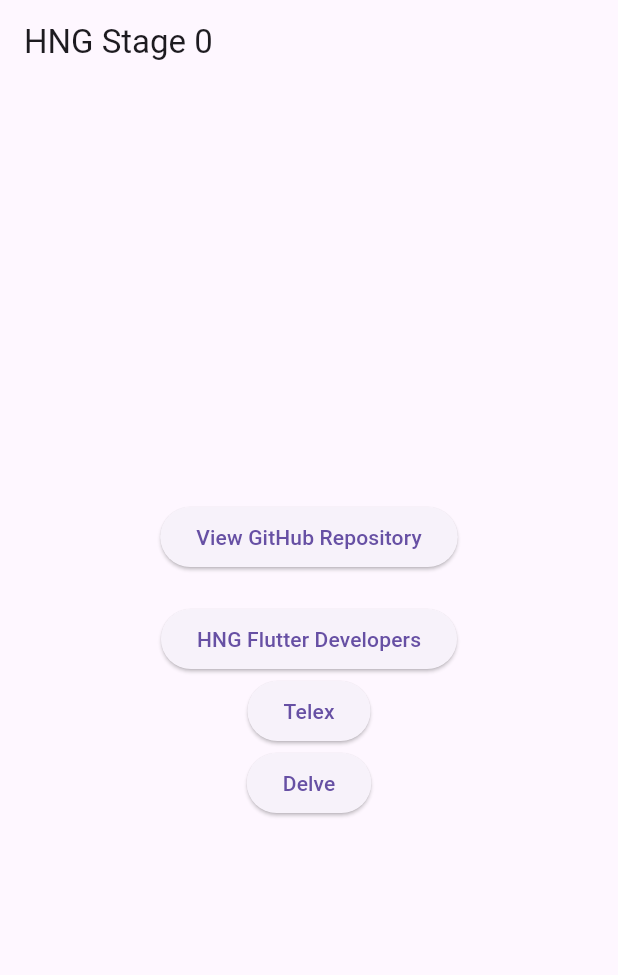
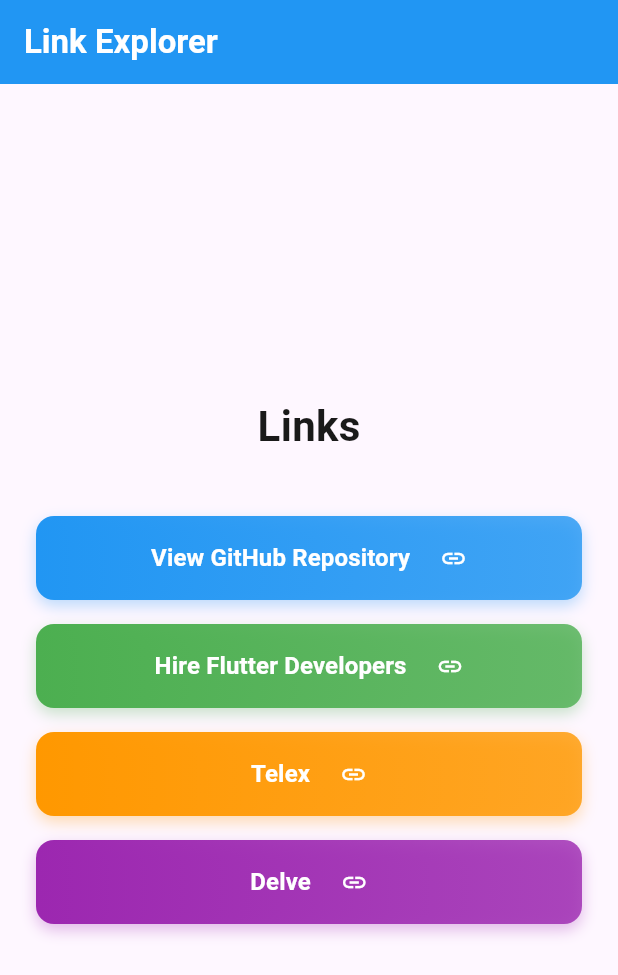
Before and after one commit to Joshokelola/Hng_Stage_Zero, a Flutter app: the screen it shows after launch, on a phone screen of 412 x 824 dp. Shown: the top 975 px of the screen. Run offline on Flutter 3.47's test engine with Material 3 defaults, Android fonts, the phone set to English and light mode, and no system bars.

Commit message:
Finished up.

```diff
--- a/lib/main.dart
+++ b/lib/main.dart
@@ -14,7 +14,9 @@
       title: 'HNG Stage 0',
       theme: ThemeData(
         primarySwatch: Colors.blue,
+        // scaffoldBackgroundColor: const Color(0xFF1A1A1A),
       ),
+      debugShowCheckedModeBanner: false,
       home: const MyHomePage(),
     );
   }
@@ -34,34 +36,128 @@
     var hireFlutterUrl = Uri(
       scheme: 'https',
       host: 'hng.tech',
-      path: 'hire-flutter-developers',
+      path: 'flutter-developers',
+    );
+    var githubRepoUrl = Uri(
+      scheme: 'https',
+      host: 'github.com',
+      path: '',
+    );
+    var telexUrl = Uri(
+      scheme: 'https',
+      host: 'telex.im',
+    );
+    var delveUrl = Uri(
+      scheme: 'https',
+      host: 'delve.fun',
     );
 
     return Scaffold(
       appBar: AppBar(
-        title: const Text('HNG Stage 0'),
+        elevation: 0,
+        backgroundColor: Colors.blue,
+        title: const Text(
+          'Link Explorer',
+          style: TextStyle(
+            color: Colors.white,
+            fontWeight: FontWeight.w600,
+          ),
+        ),
       ),
-      body: Center(
-        child: Column(
+      body: Container(
+        child: Center(
+          child: Padding(
+            padding: const EdgeInsets.symmetric(horizontal: 24.0),
+            child: Column(
+              mainAxisAlignment: MainAxisAlignment.center,
+              children: [
+                const Text(
+                  'Links',
+                  style: TextStyle(
+                    color: Color(0xFF1A1A1A),
+                    fontSize: 28,
+                    fontWeight: FontWeight.bold,
+                  ),
+                ),
+                const SizedBox(height: 40),
+                _buildButton(
+                  'View GitHub Repository',
+                  () => _launchURL(githubRepoUrl),
+                  const Color(0xFF2196F3),
+                ),
+                const SizedBox(height: 16),
+                _buildButton(
+                  'Hire Flutter Developers',
+                  () => _launchURL(hireFlutterUrl),
+                  const Color(0xFF4CAF50),
+                ),
+                const SizedBox(height: 16),
+                _buildButton(
+                  'Telex',
+                  () => _launchURL(telexUrl),
+                  const Color(0xFFFF9800),
+                ),
+                const SizedBox(height: 16),
+                _buildButton(
+                  'Delve',
+                  () => _launchURL(delveUrl),
+                  const Color(0xFF9C27B0),
+                ),
+              ],
+            ),
+          ),
+        ),
+      ),
+    );
+  }
+
+  Widget _buildButton(String text, VoidCallback onPressed, Color color) {
+    return Container(
+      width: double.infinity,
+      height: 56,
+      decoration: BoxDecoration(
+        gradient: LinearGradient(
+          colors: [
+            color,
+            color.withOpacity(0.8),
+          ],
+        ),
+        borderRadius: BorderRadius.circular(12),
+        boxShadow: [
+          BoxShadow(
+            color: color.withOpacity(0.3),
+            blurRadius: 8,
+            offset: const Offset(0, 4),
+          ),
+        ],
+      ),
+      child: ElevatedButton(
+        onPressed: onPressed,
+        style: ElevatedButton.styleFrom(
+          backgroundColor: Colors.transparent,
+          shadowColor: Colors.transparent,
+          shape: RoundedRectangleBorder(
+            borderRadius: BorderRadius.circular(12),
+          ),
+        ),
+        child: Row(
           mainAxisAlignment: MainAxisAlignment.center,
           children: [
-            ElevatedButton(
-              onPressed: () => _launchURL('YOUR_GITHUB_REPO_URL'),
-              child: const Text('View GitHub Repository'),
+            Text(
+              text,
+              style: const TextStyle(
+                fontSize: 16,
+                fontWeight: FontWeight.w600,
+                color: Colors.white,
+              ),
             ),
-            const SizedBox(height: 20),
-            ElevatedButton(
-              onPressed: () => _launchURL(hireFlutterUrl),
-              child: const Text('HNG Flutter Developers'),
+            const SizedBox(
+              width: 20,
             ),
-            ElevatedButton(
-              onPressed: () => _launchURL('https://telex.hng.tech'),
-              child: const Text('Telex'),
-            ),
-            ElevatedButton(
-              onPressed: () => _launchURL('https://delve.hng.tech'),
-              child: const Text('Delve'),
-            ),
+            Icon(
+              Icons.link,
+              color: Colors.white,
+            )
           ],
         ),
       ),
```
Also changed, not shown: 1 other file.
